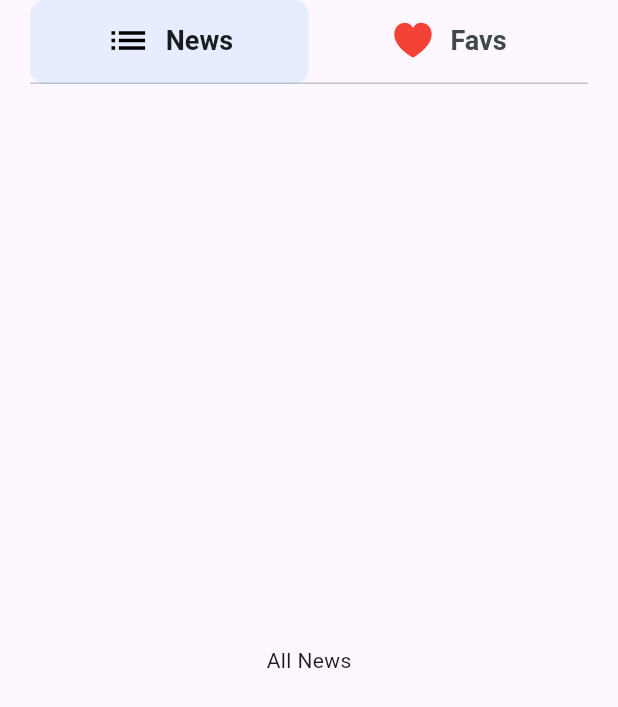
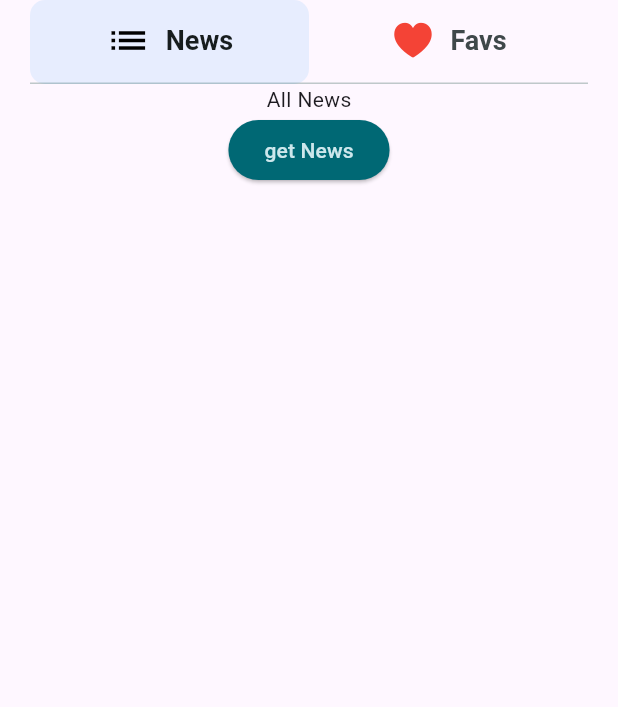
Before and after one commit to GurparveshGrewal/news_app_kalpas, a Flutter app: the screen it shows after launch, on a phone screen of 412 x 824 dp. Shown: the top 707 px of the screen. Run offline on Flutter 3.47's test engine with Material 3 defaults, Android fonts, the phone set to English and light mode, and no system bars; our stand-ins replace get_it.

```diff
--- a/lib/features/home/views/all_news_page.dart
+++ b/lib/features/home/views/all_news_page.dart
@@ -1,13 +1,33 @@
 import 'package:flutter/material.dart';
+import 'package:news_app_kalpas/core/commons/custom_button.dart';
+import 'package:news_app_kalpas/core/wrappers/remote_services_wrapper.dart';
+import 'package:news_app_kalpas/init_dependencies.dart';
 
-class AllNewsPage extends StatelessWidget {
+class AllNewsPage extends StatefulWidget {
   const AllNewsPage({super.key});
 
   @override
+  State<AllNewsPage> createState() => _AllNewsPageState();
+}
+
+class _AllNewsPageState extends State<AllNewsPage> {
+  final RemoteServicesWrapper _servicesWrapper =
+      serviceLocator<RemoteServicesWrapper>();
+
+  void getNews() async {
+    await _servicesWrapper.getNews();
+  }
+
+  @override
   Widget build(BuildContext context) {
-    return const Scaffold(
+    return Scaffold(
       body: Center(
-        child: Text('All News'),
+        child: Column(
+          children: [
+            const Text('All News'),
+            CustomButton(onTap: getNews, title: 'get News'),
+          ],
+        ),
       ),
     );
   }
--- /dev/null
+++ b/lib/init_dependencies.dart
@@ -0,0 +1,9 @@
+import 'package:get_it/get_it.dart';
+import 'package:news_app_kalpas/core/wrappers/remote_services_wrapper.dart';
+
+final serviceLocator = GetIt.instance;
+
+Future<void> initDependencies() async {
+  // wrappers
+  serviceLocator.registerLazySingleton(() => RemoteServicesWrapper());
+}
--- a/lib/main.dart
+++ b/lib/main.dart
@@ -1,6 +1,8 @@
 import 'package:flutter/material.dart';
+import 'package:news_app_kalpas/init_dependencies.dart';
 import 'package:news_app_kalpas/my_app.dart';
 
-void main() {
+void main() async {
+  await initDependencies();
   runApp(const MyApp());
 }
```
Also changed, not shown: lib/core/wrappers/remote_services_wrapper.dart (added, +25 -0 lines), lib/features/home/domain/entity/news_entity.dart (added, +17 -0 lines), pubspec.yaml (+4 -64 lines), pubspec.lock, 1 other file.
